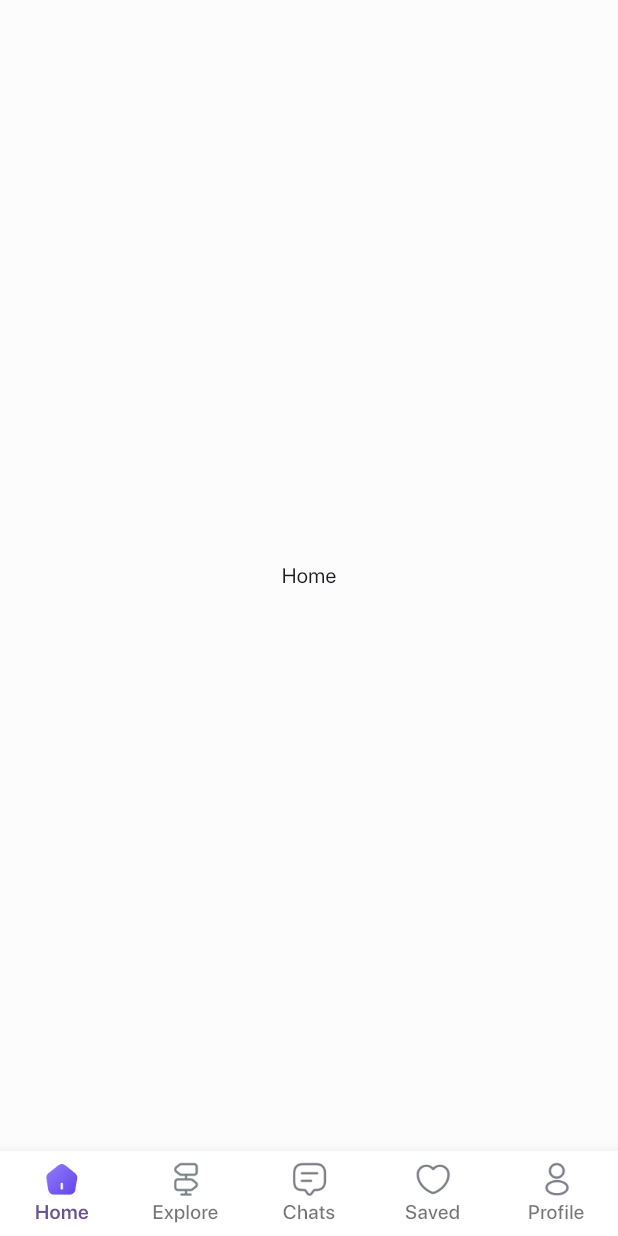
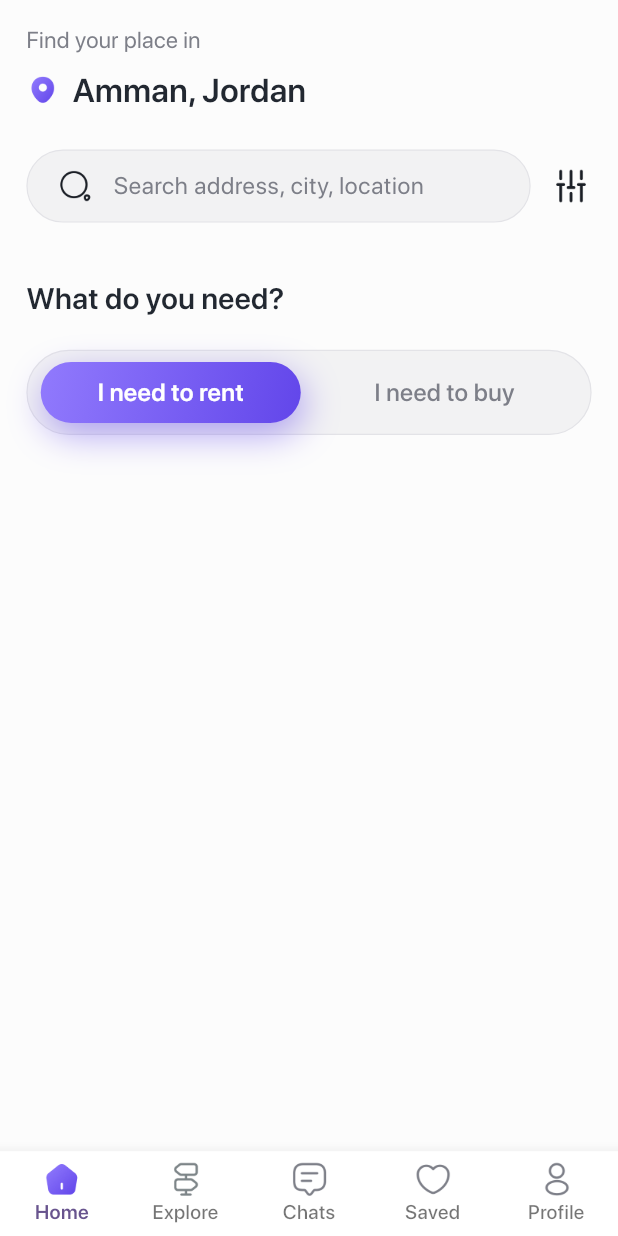
Before and after one commit to saadghazal/home_rent_app, a Flutter app: the MainScreen screen opened by its route, on a phone screen of 412 x 824 dp. Run offline on Flutter 3.47's test engine with Material 3 defaults, Android fonts, the phone set to English and light mode, and no system bars; our stand-ins replace flutter_screenutil; project files that could hold a hidden picture were left out.

Commit message:
building home screen

```diff
--- a/lib/main/home/home_screen.dart
+++ b/lib/main/home/home_screen.dart
@@ -1,12 +1,177 @@
 import 'package:flutter/cupertino.dart';
+import 'package:flutter/material.dart';
+import 'package:flutter_screenutil/flutter_screenutil.dart';
+import 'package:home_rent_app/utils/app_theme.dart';
+import 'package:home_rent_app/widgets/main_text_field.dart';
 
 class HomeScreen extends StatelessWidget {
   const HomeScreen({super.key});
 
   @override
   Widget build(BuildContext context) {
-    return Center(
-      child: Text('Home'),
+    return SafeArea(
+      child: Column(
+        crossAxisAlignment: CrossAxisAlignment.start,
+        children: [
+          SizedBox(
+            height: 16.h,
+          ),
+          Padding(
+            padding: EdgeInsets.symmetric(horizontal: 16.w),
+            child: Column(
+              crossAxisAlignment: CrossAxisAlignment.start,
+              children: [
+                Text(
+                  'Find your place in',
+                  style: TextStyle(
+                    color: AppTheme.navGrey2,
+                    fontSize: 14.sp,
+                  ),
+                ),
+                SizedBox(
+                  height: 6.h,
+                ),
+                Row(
+                  children: [
+                    Image.asset(
+                      'assets/icons/location_icon.png',
+                      height: 20.h,
+                      width: 20.w,
+                    ),
+                    SizedBox(
+                      width: 8.w,
+                    ),
+                    Text(
+                      'Amman, Jordan',
+                      style: TextStyle(
+                        fontWeight: FontWeight.w600,
+                        color: AppTheme.blueDark,
+                        fontSize: 20.sp,
+                      ),
+                    ),
+                  ],
+                ),
+              ],
+            ),
+          ),
+          SizedBox(
+            height: 24.h,
+          ),
+          Padding(
+            padding: EdgeInsets.symmetric(horizontal: 16.w),
+            child: Row(
+              mainAxisAlignment: MainAxisAlignment.spaceBetween,
+              children: [
+                Expanded(
+                  child: MainTextField(
+                    label: 'Search address, city, location',
+                    borderColor: AppTheme.fieldBorder,
+                    backgroundColor: AppTheme.fieldFillColor,
+                    prefixWidget: Image.asset(
+                      'assets/icons/search_icon.png',
+                      height: 22.h,
+                      width: 22.w,
+                    ),
+                  ),
+                ),
+                SizedBox(
+                  width: 12.w,
+                ),
+                Image.asset(
+                  'assets/icons/solid_filter_icon.png',
+                  height: 25.h,
+                  width: 25.w,
+                ),
+              ],
+            ),
+          ),
+          SizedBox(
+            height: 36.h,
+          ),
+          Padding(
+            padding: EdgeInsets.symmetric(horizontal: 16.w),
+            child: Column(
+              crossAxisAlignment: CrossAxisAlignment.start,
+              children: [
+                Text(
+                  'What do you need?',
+                  style: TextStyle(
+                    fontWeight: FontWeight.w600,
+                    color: AppTheme.blueDark,
+                    fontSize: 18.sp,
+                  ),
+                ),
+                SizedBox(
+                  height: 20.h,
+                ),
+                Container(
+                  height: 56.h,
+                  padding: EdgeInsets.symmetric(horizontal: 8.w),
+                  width: double.maxFinite,
+                  decoration: BoxDecoration(
+                    border: Border.all(color: AppTheme.fieldBorder, width: 0.8),
+                    borderRadius: BorderRadius.circular(50.r),
+                    color: AppTheme.fieldFillColor,
+                  ),
+                  child: Row(
+                    children: [
+                      Expanded(
+                        child: Container(
+                          height: 40.h,
+                          width: double.maxFinite,
+                          decoration: BoxDecoration(
+                            borderRadius: BorderRadius.circular(50.r),
+                            gradient: AppTheme.buttonGradient(),
+                            boxShadow: [
+                              BoxShadow(
+                                blurRadius: 20,
+                                color: AppTheme.mainColor.withOpacity(0.5),
+                                offset: Offset(2, 8),
+                              ),
+                            ],
+                          ),
+                          child: Center(
+                            child: Text(
+                              'I need to rent',
+                              style: TextStyle(
+                                fontSize: 15.sp,
+                                fontWeight: FontWeight.w600,
+                                color: Colors.white,
+                              ),
+                            ),
+                          ),
+                        ),
+                      ),
+                      SizedBox(
+                        width: 10.w,
+                      ),
+                      Expanded(
+                        child: Container(
+                          height: 40.h,
+                          width: double.maxFinite,
+                          decoration: BoxDecoration(
+                            borderRadius: BorderRadius.circular(50.r),
+                          ),
+                          child: Center(
+                            child: Text(
+                              'I need to buy ',
+                              style: TextStyle(
+                                fontSize: 15.sp,
+                                fontWeight: FontWeight.w500,
+                                color: AppTheme.navGrey2,
+                              ),
+                            ),
+                          ),
+                        ),
+                      ),
+                    ],
+                  ),
+                ),
+              ],
+            ),
+          )
+        ],
+      ),
     );
   }
 }
--- a/lib/utils/app_theme.dart
+++ b/lib/utils/app_theme.dart
@@ -8,6 +8,8 @@ class AppTheme {
   static const appOrange = Color(0xFFFFBF75);
   static const mainColor = Color(0xFF684DEC);
   static const navGrey2 = Color(0xFF7D7F88);
+  static const fieldBorder = Color(0xFFE3E3E7);
+  static const fieldFillColor = Color(0xFFF2F2F3);
 
   static LinearGradient buttonGradient() {
     return LinearGradient(
```
Also changed, not shown: assets/icons/location_icon.png (added), assets/icons/search_icon.png (added), assets/icons/selected_filter_icon.png (added), assets/icons/solid_filter_icon.png (added).
